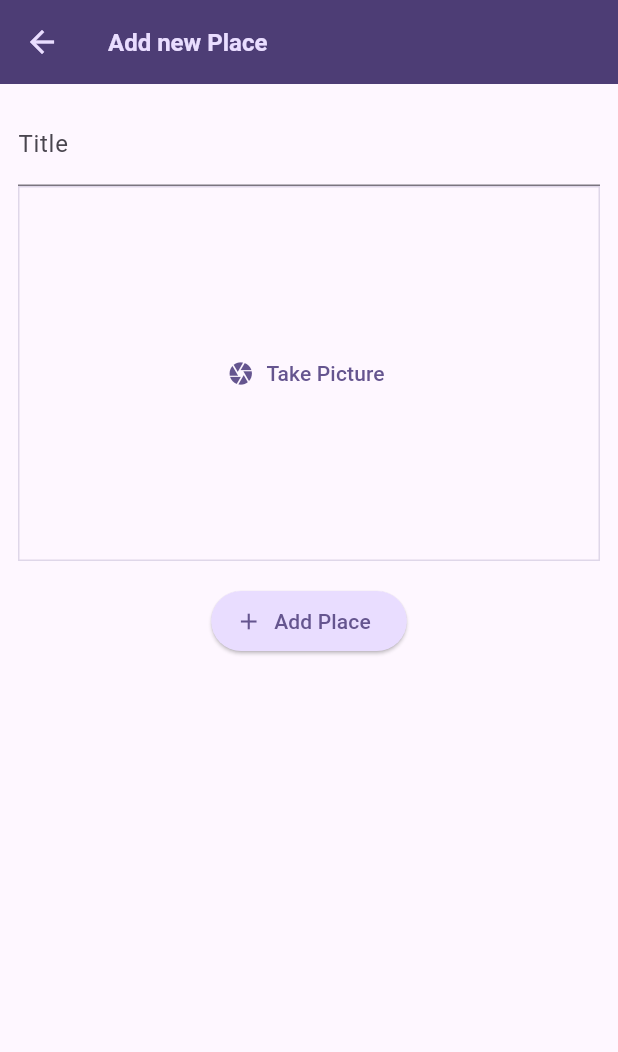
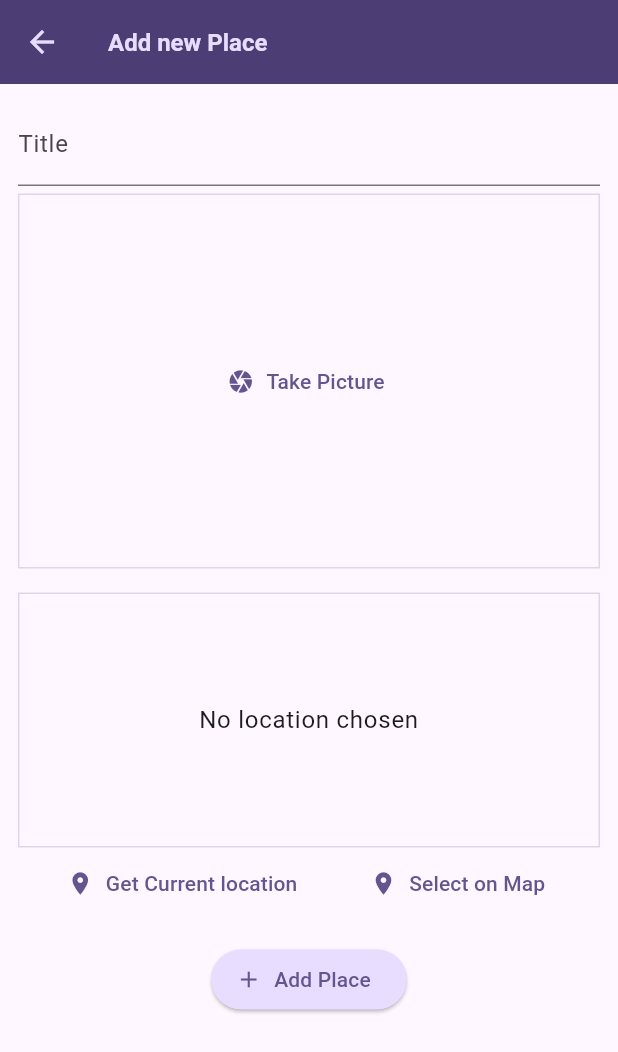
Before and after one commit to nabeel1o1/LearnFlutter, a Flutter app: the AddPlaceScreen screen opened directly, on a phone screen of 412 x 824 dp. Shown: the top 1052 px of the screen. Run offline on Flutter 3.47's test engine with Material 3 defaults, Android fonts, the phone set to English and light mode, and no system bars; our stand-ins replace flutter_riverpod, geocoding, google_fonts, image_picker, location, riverpod and 1 more.

Commit message:
Integrated geocoding dependency to get user location data

```diff
--- a/lib/favorite_places_app/models/place.dart
+++ b/lib/favorite_places_app/models/place.dart
@@ -1,10 +1,30 @@
+import 'dart:io';
+
 import 'package:uuid/uuid.dart';
 
 const uuid = Uuid();
 
 class Place {
-  Place({required this.title}) : id = uuid.v4();
+  Place({
+    required this.title,
+    required this.image,
+    // required this.placeLocation,
+  }) : id = uuid.v4();
 
   final String id;
   final String title;
+  final File image;
+  // final PlaceLocation placeLocation;
 }
+
+class PlaceLocation {
+  final double latitude;
+  final double longitude;
+  final String address;
+
+  PlaceLocation({
+    required this.latitude,
+    required this.longitude,
+    required this.address,
+  });
+}
--- a/lib/favorite_places_app/provider/user_places.dart
+++ b/lib/favorite_places_app/provider/user_places.dart
@@ -1,11 +1,13 @@
+import 'dart:io';
+
 import 'package:flutteroid_app/favorite_places_app/models/place.dart';
 import 'package:riverpod/riverpod.dart';
 
 class UserPlacesNotifier extends StateNotifier<List<Place>> {
   UserPlacesNotifier() : super(const []);
 
-  void addPlace(String title) {
-    final newPlace = Place(title: title);
+  void addPlace(String title, File image) {
+    final newPlace = Place(title: title, image: image);
     state = [newPlace, ...state];
   }
 }
--- a/lib/favorite_places_app/screens/add_place_screen.dart
+++ b/lib/favorite_places_app/screens/add_place_screen.dart
@@ -1,7 +1,10 @@
+import 'dart:io';
+
 import 'package:flutter/material.dart';
 import 'package:flutter_riverpod/flutter_riverpod.dart';
 import 'package:flutteroid_app/favorite_places_app/provider/user_places.dart';
 import 'package:flutteroid_app/favorite_places_app/widgets/image_input.dart';
+import 'package:flutteroid_app/favorite_places_app/widgets/location_input.dart';
 
 class AddPlaceScreen extends ConsumerStatefulWidget {
   const AddPlaceScreen({super.key});
@@ -13,14 +16,18 @@ class AddPlaceScreen extends ConsumerStatefulWidget {
 class _AddPlaceScreenState extends ConsumerState<AddPlaceScreen> {
   final _titleController = TextEditingController();
 
+  File? _selectedImage;
+
   void _addPlace() {
     final enteredTitle = _titleController.text;
 
-    if (enteredTitle.isEmpty) {
+    if (enteredTitle.isEmpty || _selectedImage == null) {
       return;
     }
 
-    ref.read(userPlacesProvider.notifier).addPlace(enteredTitle);
+    ref
+        .read(userPlacesProvider.notifier)
+        .addPlace(enteredTitle, _selectedImage!);
 
     Navigator.of(context).pop();
   }
@@ -48,7 +55,18 @@ class _AddPlaceScreenState extends ConsumerState<AddPlaceScreen> {
               controller: _titleController,
               style: TextStyle(color: Theme.of(context).colorScheme.onSurface),
             ),
-            const ImageInput(),
+            const SizedBox(
+              height: 5,
+            ),
+            ImageInput(
+              onSelectImage: (image) {
+                _selectedImage = image;
+              },
+            ),
+            const SizedBox(
+              height: 16,
+            ),
+            const LocationInput(),
             const SizedBox(
               height: 16,
             ),
--- a/lib/favorite_places_app/widgets/image_input.dart
+++ b/lib/favorite_places_app/widgets/image_input.dart
@@ -1,20 +1,53 @@
+import 'dart:io';
+
 import 'package:flutter/material.dart';
+import 'package:image_picker/image_picker.dart';
 
 class ImageInput extends StatefulWidget {
-  const ImageInput({super.key});
+  const ImageInput({super.key, required this.onSelectImage});
+
+  final void Function(File image) onSelectImage;
 
   @override
   State<ImageInput> createState() => _ImageInputState();
 }
 
 class _ImageInputState extends State<ImageInput> {
+  File? _selectedImage;
 
-  void _takePicture() {
+  void _takePicture() async {
+    final imagePicker = ImagePicker();
+    final imageData =
+        await imagePicker.pickImage(source: ImageSource.camera, maxWidth: 600);
 
+    if (imageData != null) {
+      setState(() {
+        _selectedImage = File(imageData.path);
+      });
+      widget.onSelectImage(_selectedImage!);
+    }
   }
 
   @override
   Widget build(BuildContext context) {
+    Widget content = TextButton.icon(
+      icon: const Icon(Icons.camera),
+      label: const Text('Take Picture'),
+      onPressed: _takePicture,
+    );
+
+    if (_selectedImage != null) {
+      content = GestureDetector(
+        onTap: _takePicture,
+        child: Image.file(
+          _selectedImage!,
+          fit: BoxFit.cover,
+          width: double.infinity,
+          height: double.infinity,
+        ),
+      );
+    }
+
     return Container(
       decoration: BoxDecoration(
         border: Border.all(
@@ -25,11 +58,7 @@ class _ImageInputState extends State<ImageInput> {
       height: 250,
       width: double.infinity,
       alignment: Alignment.center,
-      child: TextButton.icon(
-        icon: const Icon(Icons.camera),
-        label: const Text('Take Picture'),
-        onPressed: () {},
-      ),
+      child: content,
     );
   }
 }
--- /dev/null
+++ b/lib/favorite_places_app/widgets/location_input.dart
@@ -0,0 +1,137 @@
+import 'package:flutter/material.dart';
+import 'package:flutteroid_app/favorite_places_app/models/place.dart';
+import 'package:geocoding/geocoding.dart';
+import 'package:location/location.dart' as loc;
+
+class LocationInput extends StatefulWidget {
+  const LocationInput({super.key});
+
+  @override
+  State<LocationInput> createState() => _LocationInputState();
+}
+
+class _LocationInputState extends State<LocationInput> {
+
+  String get locationImage {
+    if (_pickedLocation == null) {
+      return '';
+    }
+    double lat = _pickedLocation!.latitude;
+    double long = _pickedLocation!.longitude;
+    return 'https://api.maptiler.com/maps/streets-v2/static/$lat,$long,1.154818109052104/400x300.png?key=0oiYhR6bkYDwUSwIf0dn';
+  }
+
+  String? currentAddress;
+
+  PlaceLocation? _pickedLocation;
+  var _isGettingLocation = false;
+
+  void _getCurrentLocation() async {
+    loc.Location location = loc.Location();
+
+    bool serviceEnabled;
+    loc.PermissionStatus permissionGranted;
+    loc.LocationData locationData;
+
+    serviceEnabled = await location.serviceEnabled();
+    if (!serviceEnabled) {
+      serviceEnabled = await location.requestService();
+      if (!serviceEnabled) {
+        return;
+      }
+    }
+
+    permissionGranted = await location.hasPermission();
+    if (permissionGranted == loc.PermissionStatus.denied) {
+      permissionGranted = await location.requestPermission();
+      if (permissionGranted != loc.PermissionStatus.granted) {
+        return;
+      }
+    }
+
+    setState(() {
+      _isGettingLocation = true;
+    });
+
+    locationData = await location.getLocation();
+
+    final lat = locationData.latitude;
+    final long = locationData.longitude;
+
+    if (lat != null && long != null) {
+      List<Placemark> placeMarks = await placemarkFromCoordinates(
+          locationData.latitude!, locationData.longitude!);
+
+      if (placeMarks.isNotEmpty) {
+        currentAddress = placeMarks[0].toString();
+      }
+    } else {
+      setState(() {
+        _isGettingLocation = false;
+      });
+      return;
+    }
+
+    setState(() {
+      _pickedLocation = PlaceLocation(
+          latitude: lat, longitude: long, address: currentAddress!);
+      _isGettingLocation = false;
+    });
+  }
+
+  @override
+  Widget build(BuildContext context) {
+    Widget previewContent = Text(
+      currentAddress ?? 'No location chosen',
+      textAlign: TextAlign.center,
+      style: Theme.of(context).textTheme.bodyLarge!.copyWith(
+            color: Theme.of(context).colorScheme.onSurface,
+          ),
+    );
+
+    if (_pickedLocation != null) {
+      previewContent = Image.network(
+        locationImage,
+        fit: BoxFit.cover,
+        width: double.infinity,
+        height: double.infinity,
+      );
+    }
+
+    if (_isGettingLocation) {
+      previewContent = const CircularProgressIndicator();
+    }
+
+    return Column(
+      children: [
+        Container(
+          alignment: Alignment.center,
+          height: 170,
+          width: double.infinity,
+          decoration: BoxDecoration(
+            border: Border.all(
+              width: 1,
+              color: Theme.of(context).colorScheme.primary.withOpacity(0.2),
+            ),
+          ),
+          child: previewContent,
+        ),
+        Row(
+          mainAxisAlignment: MainAxisAlignment.spaceEvenly,
+          children: [
+            TextButton.icon(
+              icon: const Icon(Icons.location_on),
+              label: const Text('Get Current location'),
+              onPressed: _getCurrentLocation,
+            ),
+            TextButton.icon(
+              icon: const Icon(Icons.location_on),
+              label: const Text('Select on Map'),
+              onPressed: () {},
+            ),
+          ],
+        ),
+      ],
+    );
+  }
+}
--- a/lib/favorite_places_app/widgets/places_list.dart
+++ b/lib/favorite_places_app/widgets/places_list.dart
@@ -17,6 +17,10 @@ class PlacesList extends StatelessWidget {
             itemCount: places.length,
             itemBuilder: (ctx, index) {
               return ListTile(
+                leading: CircleAvatar(
+                  radius: 26,
+                  backgroundImage: FileImage(places[index].image),
+                ),
                 title: Text(
                   places[index].title,
                   style: Theme.of(context)
--- a/lib/shopping_app/screens/shopping_main_screen.dart
+++ b/lib/shopping_app/screens/shopping_main_screen.dart
@@ -15,7 +15,9 @@ class ShoppingMainScreen extends StatefulWidget {
 }
 
 class _ShoppingMainScreenState extends State<ShoppingMainScreen> {
-  List<GroceryItem> _groceryItems = groceryItems;
+
+  final List<GroceryItem> _groceryItems = groceryItems;
+
   late Future<List<GroceryItem>> _loadedItems;
 
   Future<List<GroceryItem>> _loadGroceryItems() async {
--- a/pubspec.yaml
+++ b/pubspec.yaml
@@ -41,6 +41,9 @@ dependencies:
   transparent_image: ^2.0.1
   flutter_riverpod: ^2.5.1
   http: ^1.2.2
+  image_picker: ^1.1.2
+  location: ^6.0.2
+  geocoding: ^3.0.0
 
 dev_dependencies:
   flutter_test:
```
Also changed, not shown: lib/favorite_places_app/screens/places_detail_screen.dart (+10 -8 lines), pubspec.lock, 7 other files.
